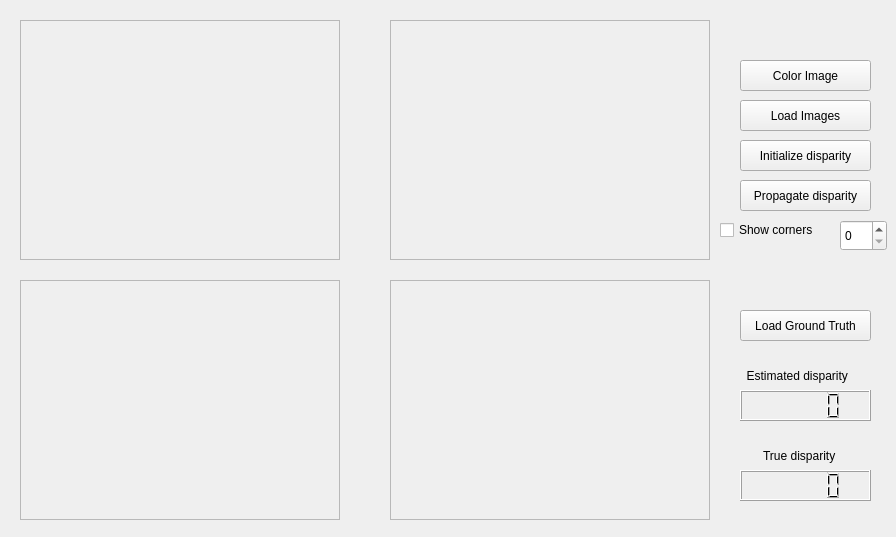
Qt form 5_proyVA/mainwindow.ui (Hinjeniero/artificial_sight) before a commit.
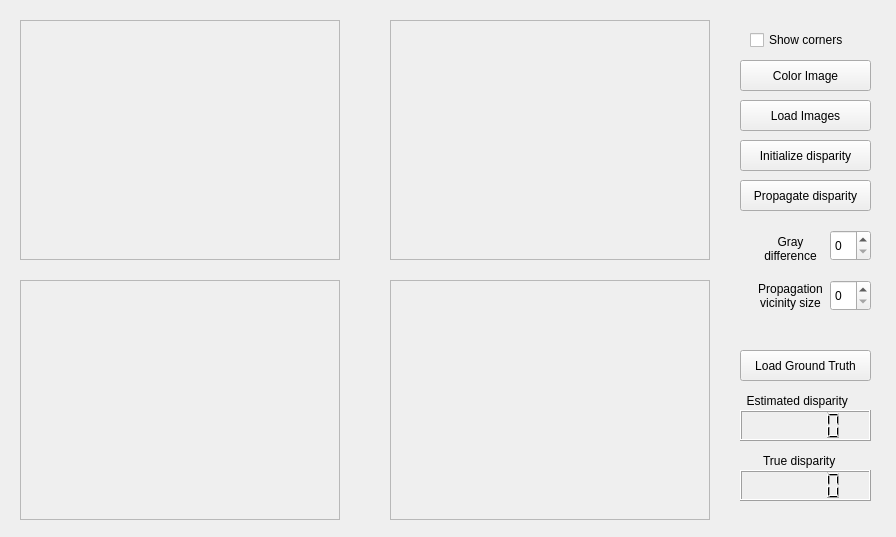
The same form after that commit.

```diff
--- a/5_proyVA/mainwindow.ui
+++ b/5_proyVA/mainwindow.ui
@@ -89,8 +89,8 @@
   <widget class="QCheckBox" name="showCornersCheck">
    <property name="geometry">
     <rect>
-     <x>720</x>
-     <y>220</y>
+     <x>750</x>
+     <y>30</y>
      <width>111</width>
      <height>20</height>
     </rect>
@@ -173,7 +173,7 @@
    <property name="geometry">
     <rect>
      <x>740</x>
-     <y>310</y>
+     <y>350</y>
      <width>131</width>
      <height>31</height>
     </rect>
@@ -192,7 +192,7 @@
    <property name="geometry">
     <rect>
      <x>740</x>
-     <y>390</y>
+     <y>410</y>
      <width>131</width>
      <height>31</height>
     </rect>
@@ -212,9 +212,9 @@
    <property name="geometry">
     <rect>
      <x>740</x>
-     <y>360</y>
+     <y>380</y>
      <width>131</width>
-     <height>31</height>
+     <height>41</height>
     </rect>
    </property>
    <property name="text">
@@ -227,7 +227,7 @@
      <x>750</x>
      <y>440</y>
      <width>101</width>
-     <height>31</height>
+     <height>41</height>
     </rect>
    </property>
    <property name="text">
@@ -237,13 +237,64 @@
   <widget class="QSpinBox" name="grayDifferenceBox">
    <property name="geometry">
     <rect>
-     <x>840</x>
-     <y>220</y>
-     <width>47</width>
+     <x>830</x>
+     <y>230</y>
+     <width>41</width>
      <height>31</height>
     </rect>
    </property>
   </widget>
+  <widget class="QSpinBox" name="vicinitySizeBox">
+   <property name="geometry">
+    <rect>
+     <x>830</x>
+     <y>280</y>
+     <width>41</width>
+     <height>31</height>
+    </rect>
+   </property>
+  </widget>
+  <widget class="QLabel" name="label_3">
+   <property name="geometry">
+    <rect>
+     <x>750</x>
+     <y>223</y>
+     <width>81</width>
+     <height>51</height>
+    </rect>
+   </property>
+   <property name="text">
+    <string>Gray difference</string>
+   </property>
+   <property name="alignment">
+    <set>Qt::AlignCenter</set>
+   </property>
+   <property name="wordWrap">
+    <bool>true</bool>
+   </property>
+  </widget>
+  <widget class="QLabel" name="label_4">
+   <property name="geometry">
+    <rect>
+     <x>750</x>
+     <y>270</y>
+     <width>81</width>
+     <height>51</height>
+    </rect>
+   </property>
+   <property name="lineWidth">
+    <number>1</number>
+   </property>
+   <property name="text">
+    <string>Propagation vicinity size</string>
+   </property>
+   <property name="alignment">
+    <set>Qt::AlignCenter</set>
+   </property>
+   <property name="wordWrap">
+    <bool>true</bool>
+   </property>
+  </widget>
  </widget>
  <resources/>
  <connections/>
```
